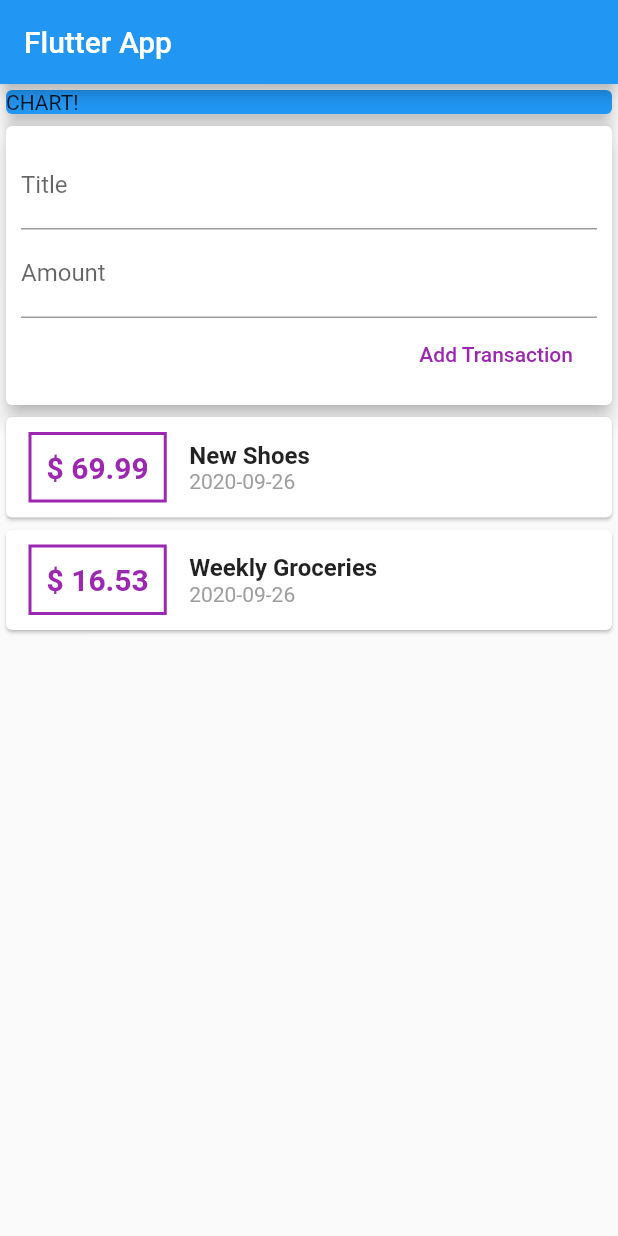
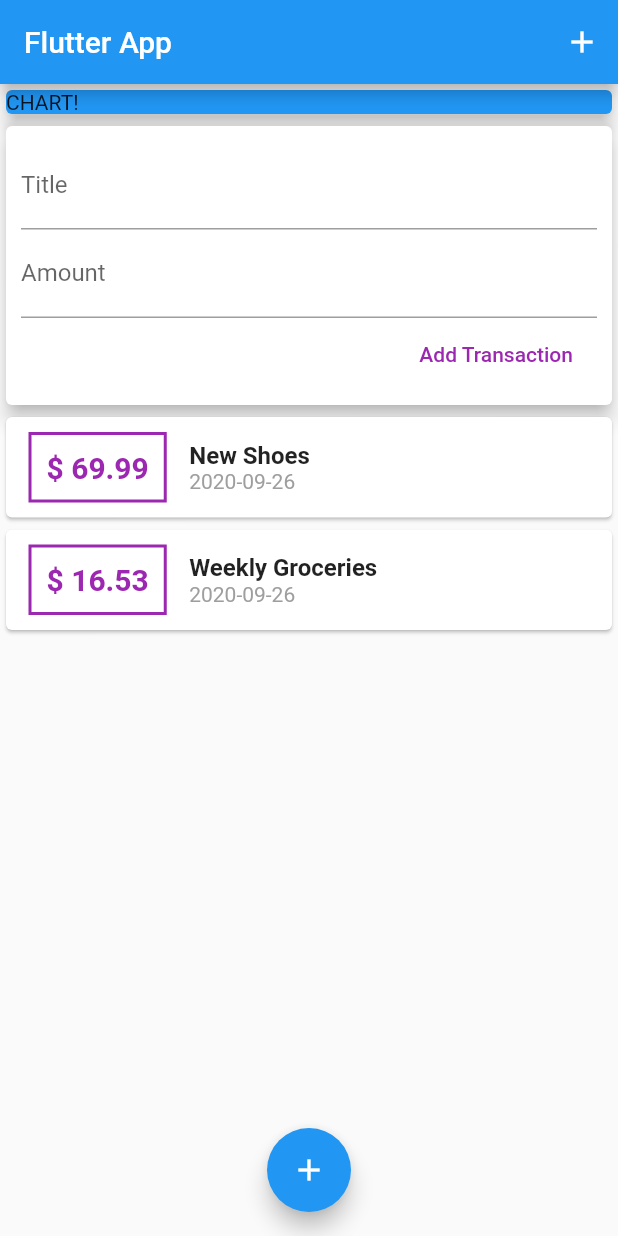
Before and after one commit to Henry-Ning/personal_expenses_flutter, a Flutter app: the screen it shows after launch, on a phone screen of 412 x 824 dp. Run offline on Flutter 3.47's test engine with Material 2 defaults, Android fonts, the phone set to English and light mode, and no system bars.

Commit message:
91. AppBar Buttons & Floating Action Buttons 5min

```diff
--- a/lib/main.dart
+++ b/lib/main.dart
@@ -1,7 +1,5 @@
 import 'package:flutter/material.dart';
 import './widgets/user_transactions.dart';
-
-
 
 void main() => runApp(MyApp());
 
@@ -16,7 +14,6 @@ class MyApp extends StatelessWidget {
 }
 
 class MyHomePage extends StatelessWidget {
-
   // String titleInput;
   // String amountInput;
 
@@ -28,9 +25,15 @@ class MyHomePage extends StatelessWidget {
     return Scaffold(
       appBar: AppBar(
         title: Text('Flutter App'),
+        actions: [
+          IconButton(
+            icon: Icon(Icons.add),
+            onPressed: () {},
+          ),
+        ],
       ),
       body: SingleChildScrollView(
-              child: Column(
+        child: Column(
           // mainAxisAlignment: MainAxisAlignment.start,
           crossAxisAlignment: CrossAxisAlignment.stretch,
           children: [
@@ -46,6 +49,9 @@ class MyHomePage extends StatelessWidget {
           ],
         ),
       ),
+      floatingActionButtonLocation: FloatingActionButtonLocation.centerFloat,
+      floatingActionButton:
+          FloatingActionButton(child: Icon(Icons.add), onPressed: () {}),
     );
   }
 }
```
